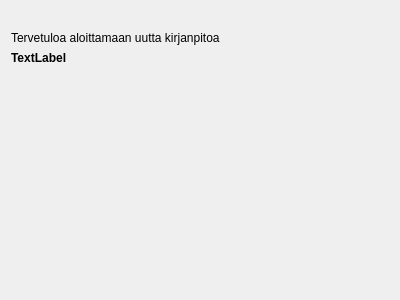
Qt form kitsas/uusikirjanpito/uusialustus.ui (artoh/kitupiikki) before a commit.
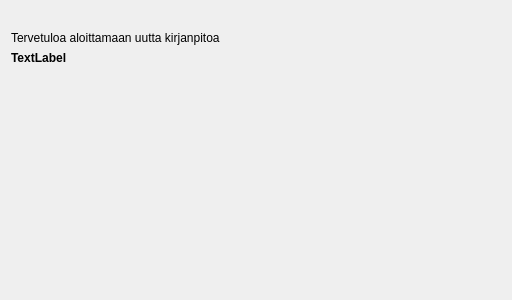
The same form after that commit. Icons and pictures are not drawn.

Commit message: Alustusdialogin minimikorkeus

Patch:
```diff
--- a/kitsas/uusikirjanpito/uusialustus.ui
+++ b/kitsas/uusikirjanpito/uusialustus.ui
@@ -6,10 +6,16 @@
    <rect>
     <x>0</x>
     <y>0</y>
-    <width>400</width>
+    <width>512</width>
     <height>300</height>
    </rect>
   </property>
+  <property name="minimumSize">
+   <size>
+    <width>512</width>
+    <height>256</height>
+   </size>
+  </property>
   <property name="windowTitle">
    <string>Form</string>
   </property>
```
Left out of the diff: 2 changed lines with no effect on the pictures. The commit also changes 1 other file.
